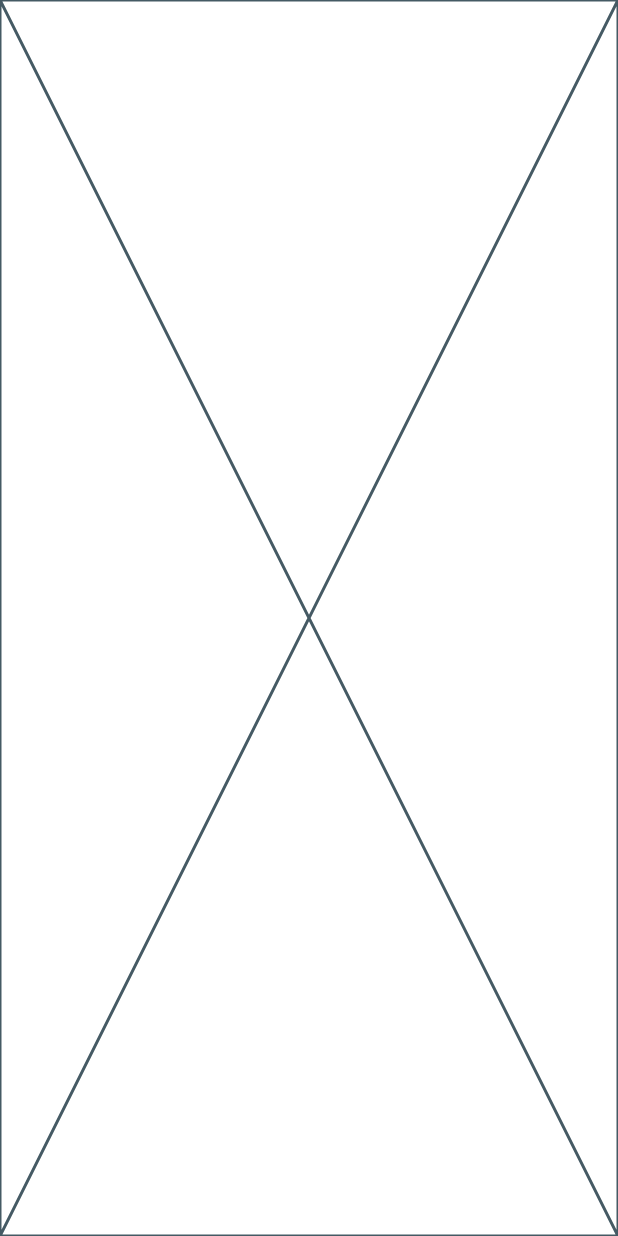
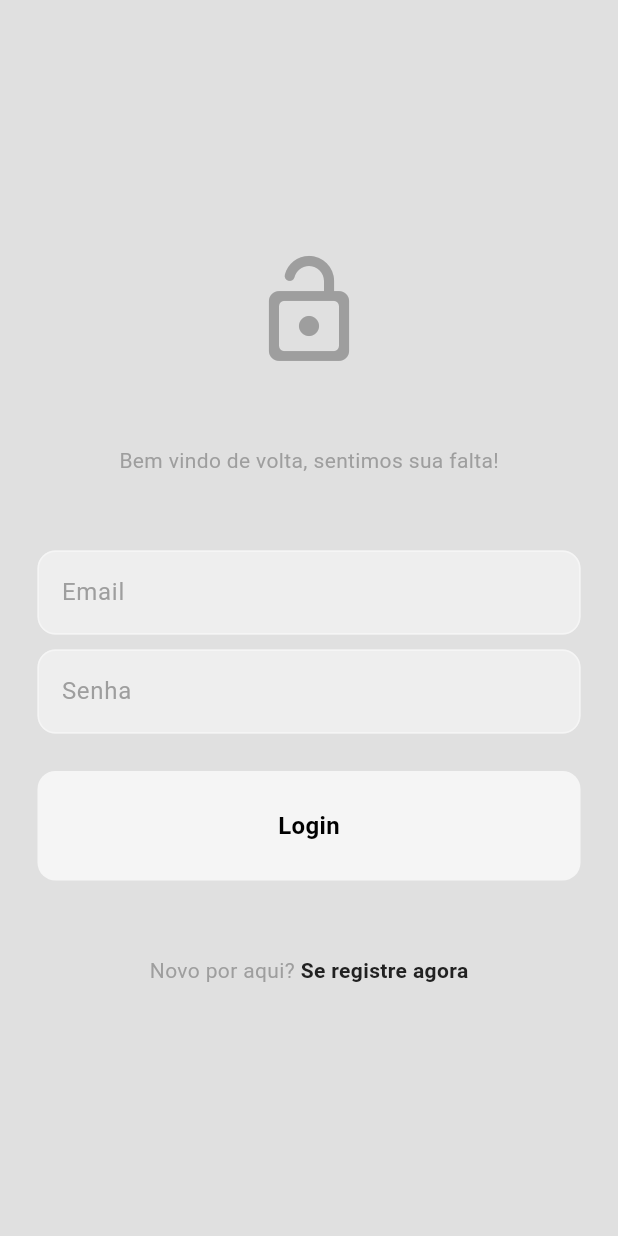
Before and after one commit to eduardonslv7/SocialApp, a Flutter app: the screen it shows after launch, on a phone screen of 412 x 824 dp. Run offline on Flutter 3.47's test engine with Material 3 defaults, Android fonts, the light colour scheme and no system bars; our stand-ins replace cloud_firestore, firebase_auth, firebase_core, flutter_bloc; accounts and stored records are empty.

Commit message:
Finaliza etapa de autenticação com backend, frontend e banco de dados configurados

```diff
--- /dev/null
+++ b/lib/app.dart
@@ -0,0 +1,55 @@
+import 'package:flutter/material.dart';
+import 'package:flutter_bloc/flutter_bloc.dart';
+import 'package:rede_social/features/auth/data/firebase_auth_repo.dart';
+import 'package:rede_social/features/auth/presentation/cubits/auth_cubit.dart';
+import 'package:rede_social/features/auth/presentation/cubits/auth_states.dart';
+import 'package:rede_social/features/auth/presentation/pages/auth_page.dart';
+import 'package:rede_social/features/post/presentation/pages/home_page.dart';
+import 'package:rede_social/themes/light_mode.dart';
+
+class MyApp extends StatelessWidget {
+  // auth repo
+  final authRepo = FirebaseAuthRepo();
+  MyApp({super.key});
+
+  @override
+  Widget build(BuildContext context) {
+    // fornece cubit para o app
+    return BlocProvider(
+      create: (context) => AuthCubit(authRepo: authRepo)..checkAuth(),
+      child: MaterialApp(
+          debugShowCheckedModeBanner: false,
+          theme: lightMode,
+          home: BlocConsumer<AuthCubit, AuthState>(
+            builder: (context, authState) {
+              print(authState);
+              // não autenticado => página de autenticação (login/registrar)
+              if (authState is Unauthenticated) {
+                return const AuthPage();
+              }
+
+              // autenticado => home page
+              if (authState is Authenticated) {
+                return const HomePage();
+              }
+
+              // carregando
+              else {
+                return const Scaffold(
+                    body: Center(
+                  child: CircularProgressIndicator(),
+                ));
+              }
+            },
+
+            // para erros
+            listener: (context, state) {
+              if (state is AuthError) {
+                ScaffoldMessenger.of(context)
+                    .showSnackBar(SnackBar(content: Text(state.message)));
+              }
+            },
+          )),
+    );
+  }
+}
--- /dev/null
+++ b/lib/features/auth/presentation/components/my_button.dart
@@ -0,0 +1,34 @@
+import 'package:flutter/material.dart';
+
+class MyButton extends StatelessWidget {
+  final void Function()? onTap;
+  final String text;
+  const MyButton({
+    super.key,
+    required this.onTap,
+    required this.text,
+  });
+
+  @override
+  Widget build(BuildContext context) {
+    return GestureDetector(
+      onTap: onTap,
+      child: Container(
+        padding: EdgeInsets.all(25),
+        decoration: BoxDecoration(
+          color: Theme.of(context).colorScheme.tertiary,
+          borderRadius: BorderRadius.circular(12),
+        ),
+        child: Center(
+          child: Text(
+            text,
+            style: const TextStyle(
+              fontWeight: FontWeight.bold,
+              fontSize: 16,
+            ),
+          ),
+        ),
+      ),
+    );
+  }
+}
--- /dev/null
+++ b/lib/features/auth/presentation/components/my_text_field.dart
@@ -0,0 +1,39 @@
+import 'package:flutter/material.dart';
+
+class MyTextField extends StatelessWidget {
+  final TextEditingController controller;
+  final String hintText;
+  final bool obscureText;
+
+  const MyTextField(
+      {super.key,
+      required this.controller,
+      required this.hintText,
+      required this.obscureText});
+
+  @override
+  Widget build(BuildContext context) {
+    return TextField(
+      controller: controller,
+      obscureText: obscureText,
+      decoration: InputDecoration(
+          // borda quando não selecionada
+          enabledBorder: OutlineInputBorder(
+            borderSide:
+                BorderSide(color: Theme.of(context).colorScheme.tertiary),
+            borderRadius: BorderRadius.circular(12),
+          ),
+
+          // borda quando selecionada
+          focusedBorder: OutlineInputBorder(
+            borderSide:
+                BorderSide(color: Theme.of(context).colorScheme.primary),
+            borderRadius: BorderRadius.circular(12),
+          ),
+          hintText: hintText,
+          hintStyle: TextStyle(color: Theme.of(context).colorScheme.primary),
+          fillColor: Theme.of(context).colorScheme.secondary,
+          filled: true),
+    );
+  }
+}
--- /dev/null
+++ b/lib/features/auth/presentation/cubits/auth_states.dart
@@ -0,0 +1,24 @@
+import 'package:rede_social/features/auth/domain/entities/app_user.dart';
+
+abstract class AuthState {}
+
+// estado inicial
+class AuthInitial extends AuthState {}
+
+// carregando
+class AuthLoading extends AuthState {}
+
+// autenticado
+class Authenticated extends AuthState {
+  final AppUser user;
+  Authenticated(this.user);
+}
+
+// não autenticado
+class Unauthenticated extends AuthState {}
+
+// erros
+class AuthError extends AuthState {
+  final String message;
+  AuthError(this.message);
+}
--- /dev/null
+++ b/lib/features/auth/presentation/pages/auth_page.dart
@@ -0,0 +1,35 @@
+import 'package:flutter/material.dart';
+import 'package:rede_social/features/auth/presentation/pages/login_page.dart';
+import 'package:rede_social/features/auth/presentation/pages/register_page.dart';
+
+class AuthPage extends StatefulWidget {
+  const AuthPage({super.key});
+
+  @override
+  State<AuthPage> createState() => _AuthPageState();
+}
+
+class _AuthPageState extends State<AuthPage> {
+  // inicialmente mostrar a tela de login
+  bool showLoginPage = true;
+
+  // alternar as páginas
+  void togglePages() {
+    setState(() {
+      showLoginPage = !showLoginPage;
+    });
+  }
+
+  @override
+  Widget build(BuildContext context) {
+    if (showLoginPage) {
+      return LoginPage(
+        togglePages: togglePages,
+      );
+    } else {
+      return RegisterPage(
+        togglePages: togglePages,
+      );
+    }
+  }
+}
--- /dev/null
+++ b/lib/features/auth/presentation/pages/login_page.dart
@@ -0,0 +1,124 @@
+import 'package:flutter/material.dart';
+import 'package:flutter_bloc/flutter_bloc.dart';
+import 'package:rede_social/features/auth/presentation/components/my_button.dart';
+import 'package:rede_social/features/auth/presentation/components/my_text_field.dart';
+import 'package:rede_social/features/auth/presentation/cubits/auth_cubit.dart';
+
+class LoginPage extends StatefulWidget {
+  final void Function()? togglePages;
+  const LoginPage({super.key, required this.togglePages});
+
+  @override
+  State<LoginPage> createState() => _LoginPageState();
+}
+
+class _LoginPageState extends State<LoginPage> {
+  // controllers
+  final emailController = TextEditingController();
+  final passwordController = TextEditingController();
+
+  // lógica para o botão de login
+  void login() {
+    // busca o email + senha
+    final String email = emailController.text;
+    final String password = passwordController.text;
+
+    // auth cubit
+    final authCubit = context.read<AuthCubit>();
+
+    // verifica se os campos email & password não estão vazios
+    if (email.isNotEmpty && password.isNotEmpty) {
+      // login
+      authCubit.login(email, password);
+    } else {
+      ScaffoldMessenger.of(context).showSnackBar(const SnackBar(
+          content: Text('Por favor, insira o seu email e a sua senha')));
+    }
+  }
+
+  @override
+  void dispose() {
+    emailController.dispose();
+    passwordController.dispose();
+    super.dispose();
+  }
+
+  @override
+  Widget build(BuildContext context) {
+    return Scaffold(
+      body: SafeArea(
+        child: Center(
+          child: Padding(
+            padding: const EdgeInsets.symmetric(horizontal: 25.0),
+            child: Column(
+              mainAxisAlignment: MainAxisAlignment.center,
+              children: [
+                Icon(
+                  Icons.lock_open_rounded,
+                  size: 80,
+                  color: Theme.of(context).colorScheme.primary,
+                ),
+                const SizedBox(height: 50),
+                Text(
+                  "Bem vindo de volta, sentimos sua falta!",
+                  style: TextStyle(
+                    color: Theme.of(context).colorScheme.primary,
+                  ),
+                ),
+                const SizedBox(height: 50),
+
+                // campo para o email
+                MyTextField(
+                  controller: emailController,
+                  hintText: 'Email',
+                  obscureText: false,
+                ),
+
+                const SizedBox(height: 10),
+
+                // campo para a senha
+                MyTextField(
+                  controller: passwordController,
+                  hintText: 'Senha',
+                  obscureText: true,
+                ),
+                const SizedBox(height: 25),
+
+                // botão de login
+                MyButton(
+                    onTap: () {
+                      login();
+                    },
+                    text: 'Login'),
+
+                const SizedBox(height: 50),
+
+                Row(
+                  mainAxisAlignment: MainAxisAlignment.center,
+                  children: [
+                    Text(
+                      'Novo por aqui? ',
+                      style: TextStyle(
+                        color: Theme.of(context).colorScheme.primary,
+                      ),
+                    ),
+                    GestureDetector(
+                      onTap: widget.togglePages,
+                      child: Text(
+                        'Se registre agora',
+                        style: TextStyle(
+                          color: Theme.of(context).colorScheme.inversePrimary,
+                          fontWeight: FontWeight.bold,
+                        ),
+                      ),
+                    ),
+                  ],
+                )
+              ],
+            ),
+          ),
+        ),
+      ),
+    );
+  }
+}
--- a/lib/main.dart
+++ b/lib/main.dart
@@ -1,6 +1,7 @@
 import 'package:firebase_core/firebase_core.dart';
 import 'package:flutter/material.dart';
-import 'package:rede_social/firebase_options.dart';
+import 'package:rede_social/app.dart';
+import 'package:rede_social/config/firebase_options.dart';
 
 void main() async {
   // configura firebase
@@ -8,14 +9,5 @@ void main() async {
   await Firebase.initializeApp(options: DefaultFirebaseOptions.currentPlatform);
 
   // run app
-  runApp(const MyApp());
+  runApp(MyApp());
 }
-
-class MyApp extends StatelessWidget {
-  const MyApp({super.key});
-
-  @override
-  Widget build(BuildContext context) {
-    return const Placeholder();
-  }
-}
--- /dev/null
+++ b/lib/themes/light_mode.dart
@@ -0,0 +1,12 @@
+import 'package:flutter/material.dart';
+
+ThemeData lightMode = ThemeData(
+  colorScheme: ColorScheme.light(
+    surface: Colors.grey.shade300,
+    primary: Colors.grey.shade500,
+    secondary: Colors.grey.shade200,
+    tertiary: Colors.grey.shade100,
+    inversePrimary: Colors.grey.shade900,
+  ),
+  scaffoldBackgroundColor: Colors.grey.shade300,
+);
--- a/pubspec.yaml
+++ b/pubspec.yaml
@@ -37,6 +37,8 @@ dependencies:
   cupertino_icons: ^1.0.6
   firebase_core: ^3.6.0
   firebase_auth: ^5.3.1
+  flutter_bloc: ^8.1.6
+  cloud_firestore: ^5.4.4
 
 dev_dependencies:
   flutter_test:
```
Also changed, not shown: lib/features/auth/data/firebase_auth_repo.dart (+8 -0 lines), lib/features/auth/presentation/cubits/auth_cubit.dart (added, +67 -0 lines), lib/features/auth/presentation/pages/register_page.dart (added, +158 -0 lines), lib/features/post/presentation/pages/home_page.dart (added, +29 -0 lines), lib/config/firebase_options.dart (renamed from lib/firebase_options.dart), pubspec.lock, 4 other files.
